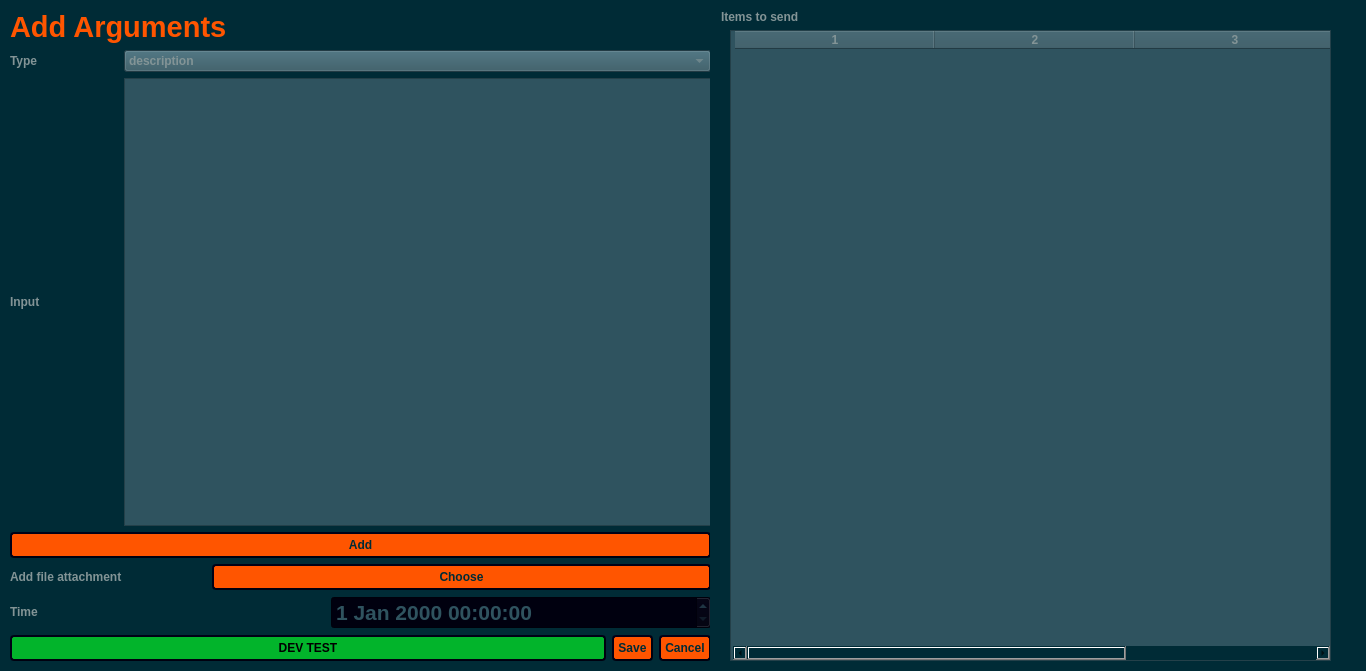
The window that argdialog.ui (StronglogicSolutions/ky_gui) describes before a commit, drawn with Qt 5.
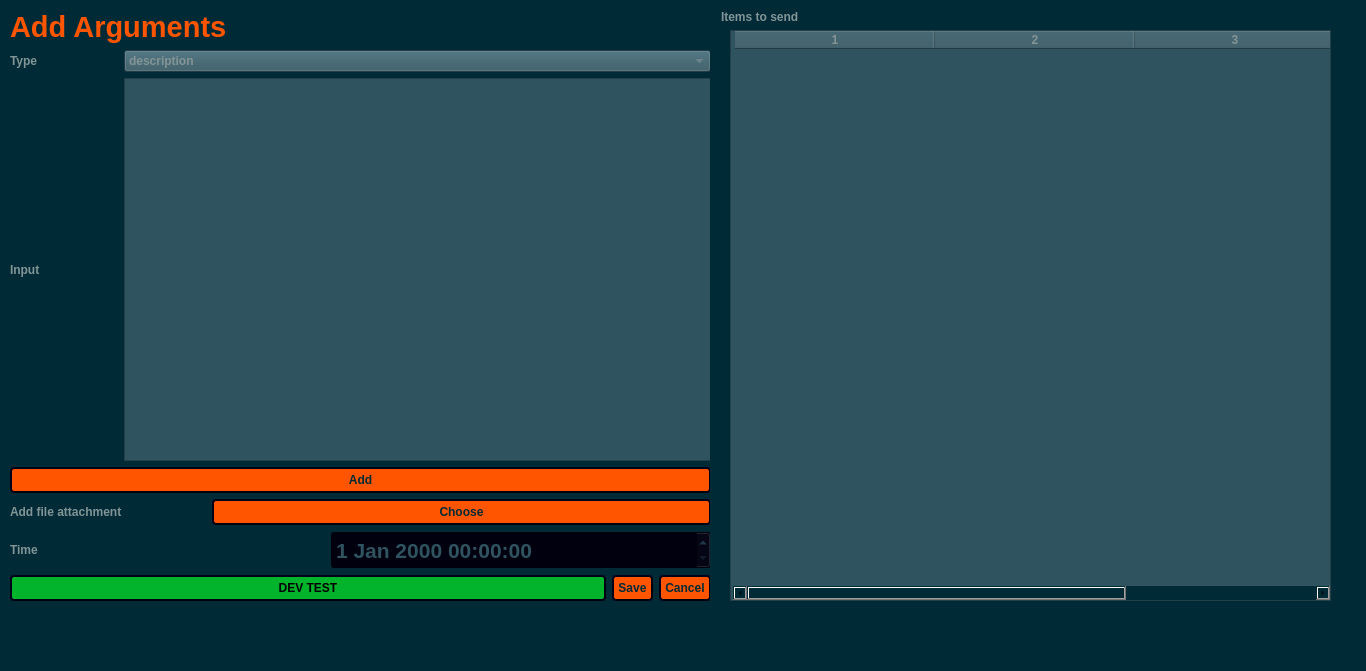
The same window after the commit. Icons and pictures are not drawn.

Diff of the .ui file:
```diff
--- a/argdialog.ui
+++ b/argdialog.ui
@@ -27,7 +27,7 @@
      <x>10</x>
      <y>10</y>
      <width>701</width>
-     <height>651</height>
+     <height>591</height>
     </rect>
    </property>
    <layout class="QVBoxLayout" name="verticalLayout" stretch="0,0,1,0,0,0,0">
@@ -261,7 +261,7 @@
         <property name="minimumSize">
          <size>
           <width>380</width>
-          <height>0</height>
+          <height>38</height>
          </size>
         </property>
         <property name="styleSheet">
@@ -345,7 +345,7 @@
      <x>710</x>
      <y>10</y>
      <width>641</width>
-     <height>651</height>
+     <height>591</height>
     </rect>
    </property>
    <layout class="QVBoxLayout" name="verticalLayout_2">
```
